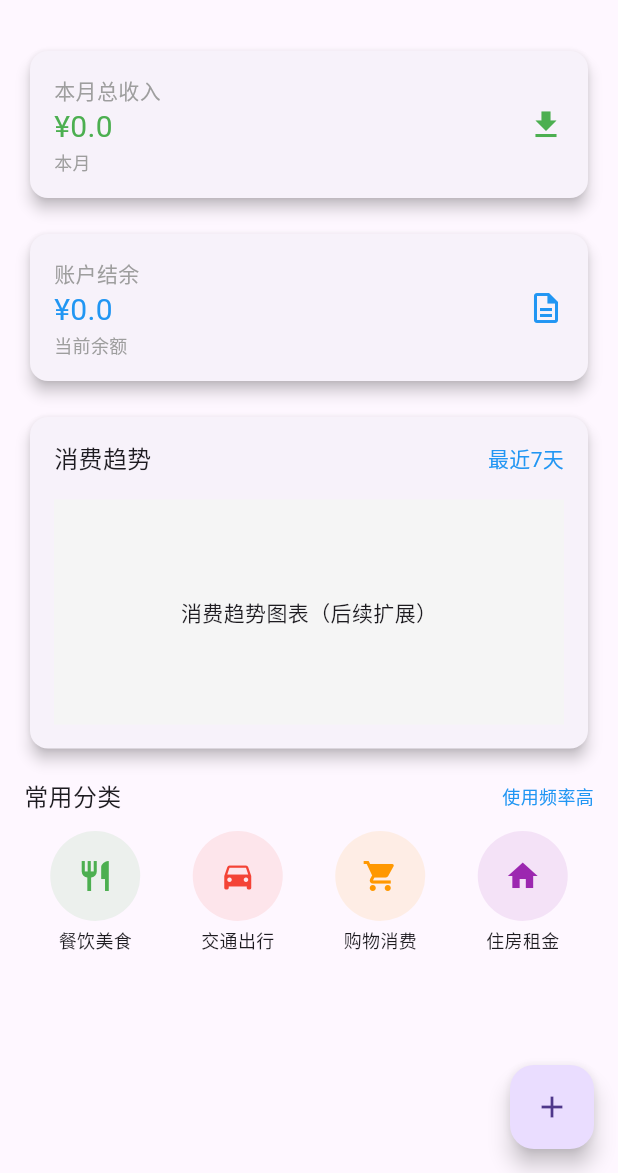
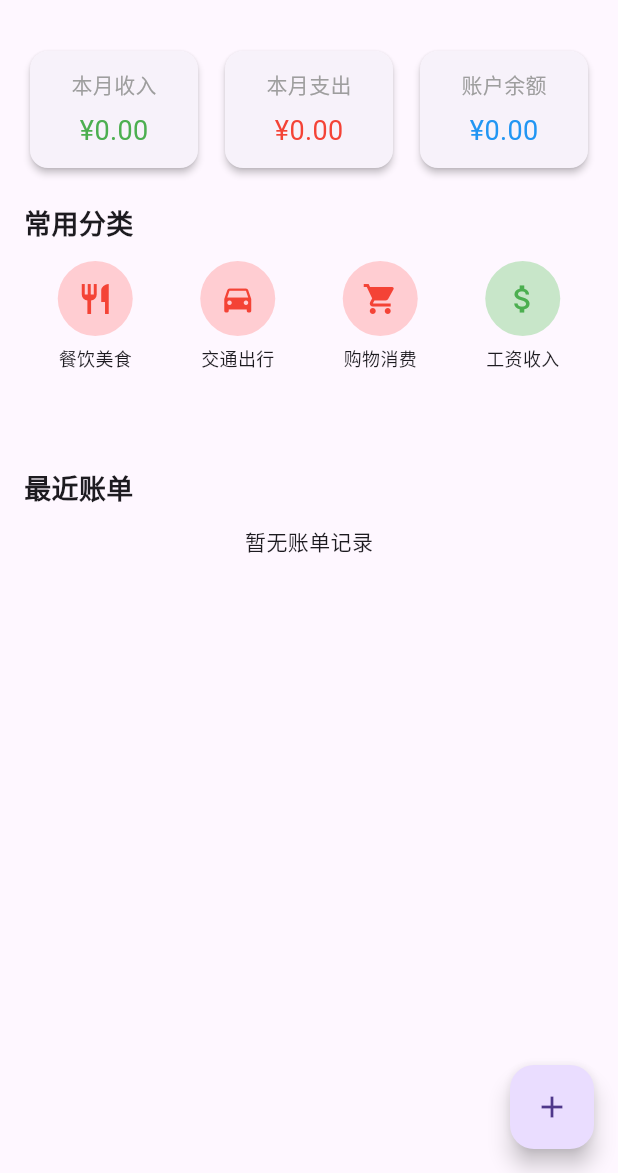
Before and after one commit to linye818/accounting-app, a Flutter app: the screen it shows after launch, on a phone screen of 412 x 824 dp, the part 63-1236 px from its top. Run offline on Flutter 3.47's test engine with Material 3 defaults, Android fonts, the phone set to English and light mode, and no system bars; our stand-ins replace material_design_icons_flutter, sqflite; accounts and stored records are empty.

Commit message:
Update home_screen.dart

```diff
--- a/lib/screens/home_screen.dart
+++ b/lib/screens/home_screen.dart
@@ -1,7 +1,8 @@
 import 'package:flutter/material.dart';
 import 'package:provider/provider.dart';
-
+import 'package:intl/intl.dart';
 import '../providers/expense_provider.dart';
+import '../models/category.dart' as cat;
 import 'add_edit_expense_screen.dart';
 
 class HomeScreen extends StatefulWidget {
@@ -12,6 +13,10 @@ class HomeScreen extends StatefulWidget {
 }
 
 class _HomeScreenState extends State<HomeScreen> {
+  final DateFormat _dateFormat = DateFormat('yyyy-MM-dd');
+  final NumberFormat _currencyFormat = NumberFormat.currency(symbol: '¥');
+  bool _isLoading = true;
+
   @override
   void initState() {
     super.initState();
@@ -20,163 +25,231 @@ class _HomeScreenState extends State<HomeScreen> {
     });
   }
 
+  // 加载数据（修复：确保数据库初始化完成）
   Future<void> _loadData() async {
+    try {
       final provider = Provider.of<ExpenseProvider>(context, listen: false);
+      await provider.initDatabase(); // 关键：先初始化数据库
+      await provider.loadCategories();
       await provider.loadExpenses();
-    await provider.loadCategories();
+    } catch (e) {
+      print('加载数据错误: $e');
+    } finally {
+      setState(() => _isLoading = false);
+    }
   }
 
   @override
   Widget build(BuildContext context) {
     final provider = Provider.of<ExpenseProvider>(context);
     final expenses = provider.expenses;
+    final categories = provider.categories;
 
+    // 计算统计数据
     double totalIncome = 0;
     double totalExpense = 0;
     for (final expense in expenses) {
-      if (expense.isExpense) totalExpense += expense.amount;
-      else totalIncome += expense.amount;
+      if (expense.isExpense) {
+        totalExpense += expense.amount;
+      } else {
+        totalIncome += expense.amount;
+      }
     }
     double balance = totalIncome - totalExpense;
 
     return Scaffold(
       appBar: AppBar(title: const Text('记账应用')),
-      body: SingleChildScrollView(
+      body: _isLoading
+          ? const Center(child: CircularProgressIndicator())
+          : SingleChildScrollView(
               child: Padding(
                 padding: const EdgeInsets.all(16.0),
                 child: Column(
                   crossAxisAlignment: CrossAxisAlignment.start,
                   children: [
-              // 本月总收入卡片
-              Card(
-                elevation: 4,
-                child: Padding(
-                  padding: const EdgeInsets.all(16.0),
-                  child: Row(
-                    mainAxisAlignment: MainAxisAlignment.spaceBetween,
-                    children: [
-                      Column(
-                        crossAxisAlignment: CrossAxisAlignment.start,
-                        children: [
-                          const Text('本月总收入', style: TextStyle(color: Colors.grey)),
-                          Text('¥$totalIncome', style: const TextStyle(fontSize: 20, color: Colors.green)),
-                          const Text('本月', style: TextStyle(color: Colors.grey, fontSize: 12)),
-                        ],
+                    // 统计卡片
+                    _buildStatCards(totalIncome, totalExpense, balance),
+
+                    const SizedBox(height: 20),
+
+                    // 常用分类
+                    const Text('常用分类', style: TextStyle(fontSize: 18, fontWeight: FontWeight.bold)),
+                    const SizedBox(height: 12),
+                    _buildCategoryGrid(categories),
+
+                    const SizedBox(height: 20),
+
+                    // 最近账单列表（关键：添加账单展示）
+                    const Text('最近账单', style: TextStyle(fontSize: 18, fontWeight: FontWeight.bold)),
+                    const SizedBox(height: 12),
+                    expenses.isEmpty
+                        ? const Center(child: Text('暂无账单记录'))
+                        : ListView.builder(
+                            shrinkWrap: true,
+                            physics: const NeverScrollableScrollPhysics(),
+                            itemCount: expenses.length,
+                            itemBuilder: (context, index) {
+                              final expense = expenses[index];
+                              // 查找对应的分类
+                              final category = categories.firstWhere(
+                                (c) => c.id == expense.categoryId,
+                                orElse: () => cat.Category(id: -1, name: '未知', icon: 'help', isExpense: true),
+                              );
+                              return ListTile(
+                                leading: Icon(
+                                  _getCategoryIcon(category.icon),
+                                  color: expense.isExpense ? Colors.red : Colors.green,
                                 ),
-                      const Icon(Icons.download, color: Colors.green),
-                    ],
+                                title: Text(expense.description),
+                                subtitle: Text(_dateFormat.format(expense.date)),
+                                trailing: Text(
+                                  '${expense.isExpense ? '-' : '+'}${_currencyFormat.format(expense.amount)}',
+                                  style: TextStyle(
+                                    color: expense.isExpense ? Colors.red : Colors.green,
+                                    fontWeight: FontWeight.bold,
                                   ),
                                 ),
-              ),
-
-              const SizedBox(height: 16),
-
-              // 账户结余卡片
-              Card(
-                elevation: 4,
-                child: Padding(
-                  padding: const EdgeInsets.all(16.0),
-                  child: Row(
-                    mainAxisAlignment: MainAxisAlignment.spaceBetween,
-                    children: [
-                      Column(
-                        crossAxisAlignment: CrossAxisAlignment.start,
-                        children: [
-                          const Text('账户结余', style: TextStyle(color: Colors.grey)),
-                          Text('¥$balance', style: const TextStyle(fontSize: 20, color: Colors.blue)),
-                          const Text('当前余额', style: TextStyle(color: Colors.grey, fontSize: 12)),
-                        ],
-                      ),
-                      const Icon(Icons.description_outlined, color: Colors.blue),
-                    ],
-                  ),
-                ),
-              ),
-
-              const SizedBox(height: 16),
-
-              // 消费趋势（临时占位）
-              Card(
-                elevation: 4,
-                child: Padding(
-                  padding: const EdgeInsets.all(16.0),
-                  child: Column(
-                    crossAxisAlignment: CrossAxisAlignment.start,
-                    children: [
-                      Row(
-                        mainAxisAlignment: MainAxisAlignment.spaceBetween,
-                        children: [
-                          const Text('消费趋势', style: TextStyle(fontSize: 16)),
-                          const Text('最近7天', style: TextStyle(color: Colors.blue)),
-                        ],
-                      ),
-                      const SizedBox(height: 16),
-                      Container(
-                        height: 150,
-                        color: Colors.grey[100],
-                        alignment: Alignment.center,
-                        child: const Text('消费趋势图表（后续扩展）'),
-                      ),
-                    ],
-                  ),
-                ),
-              ),
-
-              const SizedBox(height: 16),
-
-              // 常用分类标题
-              Row(
-                mainAxisAlignment: MainAxisAlignment.spaceBetween,
-                children: [
-                  const Text('常用分类', style: TextStyle(fontSize: 16)),
-                  const Text('使用频率高', style: TextStyle(color: Colors.blue, fontSize: 12)),
-                ],
-              ),
-
-              const SizedBox(height: 12),
-
-              // 常用分类按钮
-              Row(
-                mainAxisAlignment: MainAxisAlignment.spaceAround,
-                children: [
-                  _buildCategoryButton('餐饮美食', Icons.restaurant, Colors.green),
-                  _buildCategoryButton('交通出行', Icons.directions_car, Colors.red),
-                  _buildCategoryButton('购物消费', Icons.shopping_cart, Colors.orange),
-                  _buildCategoryButton('住房租金', Icons.home, Colors.purple),
-                ],
+                              );
+                            },
                           ),
                   ],
                 ),
               ),
             ),
       floatingActionButton: FloatingActionButton(
-        onPressed: () {
-          Navigator.push(
+        onPressed: () => Navigator.push(
           context,
           MaterialPageRoute(builder: (context) => const AddEditExpenseScreen()),
-          );
-        },
+        ),
         child: const Icon(Icons.add),
+        tooltip: '添加账单',
       ),
     );
   }
 
-  Widget _buildCategoryButton(String label, IconData icon, Color color) {
-    return Column(
+  // 构建统计卡片
+  Widget _buildStatCards(double income, double expense, double balance) {
+    return Row(
       children: [
-        Container(
-          width: 60,
-          height: 60,
-          decoration: BoxDecoration(
-            color: color.withOpacity(0.1),
-            shape: BoxShape.circle,
+        Expanded(
+          child: Card(
+            elevation: 2,
+            child: Padding(
+              padding: const EdgeInsets.all(12.0),
+              child: Column(
+                children: [
+                  const Text('本月收入', style: TextStyle(color: Colors.grey)),
+                  const SizedBox(height: 8),
+                  Text(
+                    _currencyFormat.format(income),
+                    style: const TextStyle(color: Colors.green, fontSize: 18),
                   ),
-          alignment: Alignment.center,
-          child: Icon(icon, color: color),
+                ],
               ),
-        const SizedBox(height: 4),
-        Text(label, style: const TextStyle(fontSize: 12)),
+            ),
+          ),
+        ),
+        const SizedBox(width: 10),
+        Expanded(
+          child: Card(
+            elevation: 2,
+            child: Padding(
+              padding: const EdgeInsets.all(12.0),
+              child: Column(
+                children: [
+                  const Text('本月支出', style: TextStyle(color: Colors.grey)),
+                  const SizedBox(height: 8),
+                  Text(
+                    _currencyFormat.format(expense),
+                    style: const TextStyle(color: Colors.red, fontSize: 18),
+                  ),
+                ],
+              ),
+            ),
+          ),
+        ),
+        const SizedBox(width: 10),
+        Expanded(
+          child: Card(
+            elevation: 2,
+            child: Padding(
+              padding: const EdgeInsets.all(12.0),
+              child: Column(
+                children: [
+                  const Text('账户余额', style: TextStyle(color: Colors.grey)),
+                  const SizedBox(height: 8),
+                  Text(
+                    _currencyFormat.format(balance),
+                    style: const TextStyle(color: Colors.blue, fontSize: 18),
+                  ),
+                ],
+              ),
+            ),
+          ),
+        ),
       ],
     );
   }
+
+  // 构建分类网格
+  Widget _buildCategoryGrid(List<cat.Category> categories) {
+    return GridView.count(
+      shrinkWrap: true,
+      physics: const NeverScrollableScrollPhysics(),
+      crossAxisCount: 4,
+      childAspectRatio: 0.8,
+      children: categories.map((category) {
+        return GestureDetector(
+          onTap: () => _navigateToAddExpense(category.id, category.isExpense),
+          child: Column(
+            children: [
+              Container(
+                width: 50,
+                height: 50,
+                decoration: BoxDecoration(
+                  color: category.isExpense ? Colors.red[100] : Colors.green[100],
+                  shape: BoxShape.circle,
+                ),
+                child: Icon(
+                  _getCategoryIcon(category.icon),
+                  color: category.isExpense ? Colors.red : Colors.green,
+                  size: 24,
+                ),
+              ),
+              const SizedBox(height: 6),
+              Text(
+                category.name,
+                style: const TextStyle(fontSize: 12),
+                overflow: TextOverflow.ellipsis,
+              ),
+            ],
+          ),
+        );
+      }).toList(),
+    );
   }
+
+  // 根据图标名称获取图标
+  IconData _getCategoryIcon(String iconName) {
+    switch (iconName) {
+      case 'restaurant': return Icons.restaurant;
+      case 'directions_car': return Icons.directions_car;
+      case 'shopping_cart': return Icons.shopping_cart;
+      case 'attach_money': return Icons.attach_money;
+      default: return Icons.category;
+    }
+  }
+
+  // 跳转到添加账单页面（预填分类）
+  void _navigateToAddExpense(int categoryId, bool isExpense) {
+    Navigator.push(
+      context,
+      MaterialPageRoute(
+        builder: (context) => AddEditExpenseScreen(
+          preselectedCategoryId: categoryId,
+          preselectedIsExpense: isExpense,
+        ),
+      ),
+    );
+  }
+}
```
Lines whose indentation alone changed are shown as unchanged.
